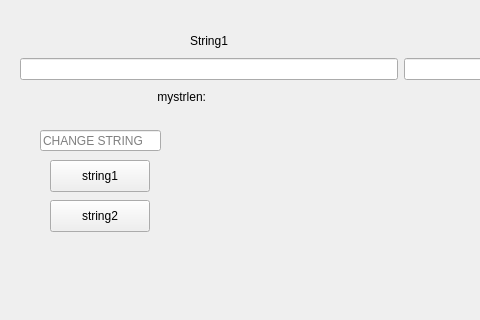
The window that ОАИП/sem2/lab4/task2/mainwindow.ui (anterg0/bsuir) describes before a commit, drawn with Qt 5; both pictures show x 0 to 480 and y 0 to 320 of the 800 by 600 pixel window.
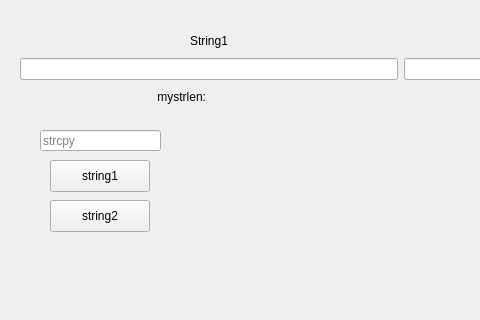
The same window after the commit.

Diff of the .ui file:
```diff
--- a/ОАИП/sem2/lab4/task2/mainwindow.ui
+++ b/ОАИП/sem2/lab4/task2/mainwindow.ui
@@ -123,7 +123,7 @@
      </rect>
     </property>
     <property name="placeholderText">
-     <string>CHANGE STRING</string>
+     <string>strcpy</string>
     </property>
    </widget>
    <widget class="QPushButton" name="changeString1">
```
